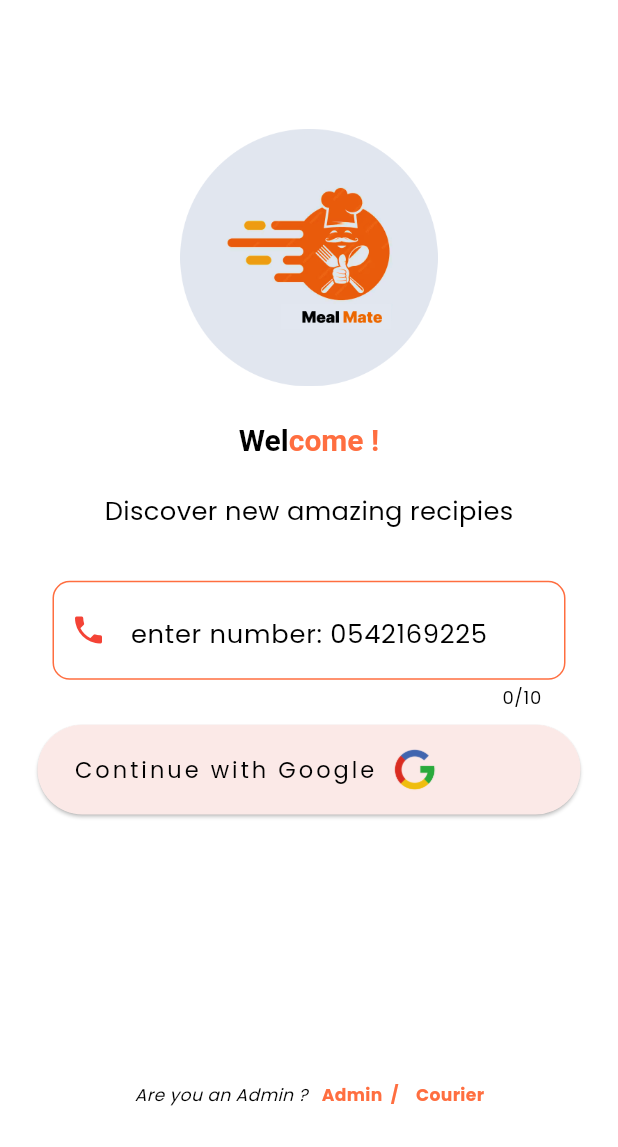
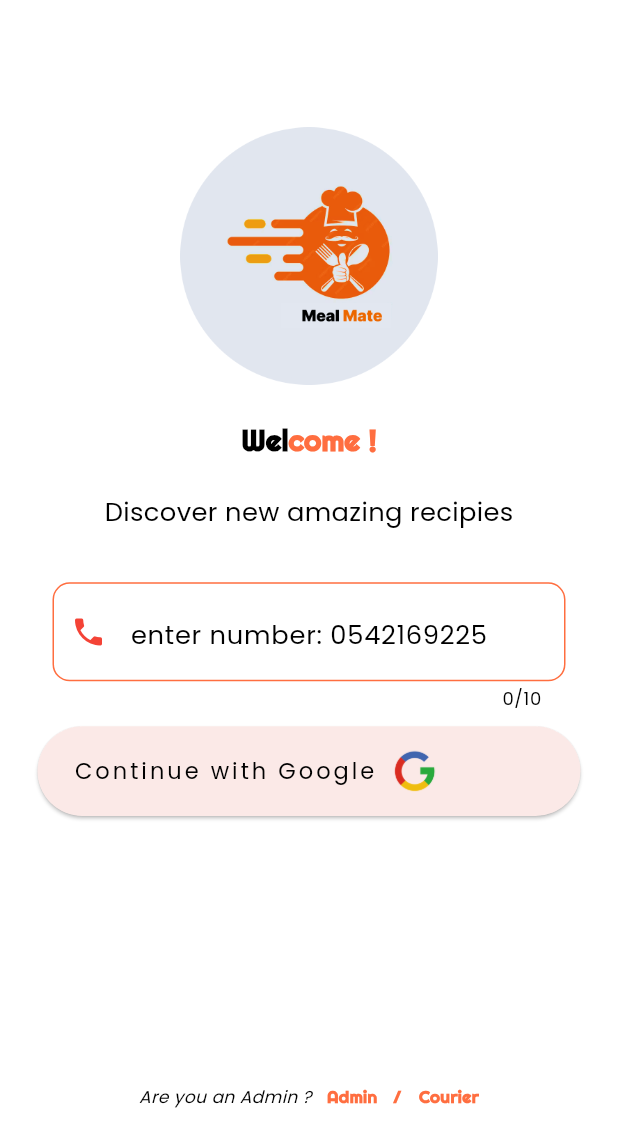
Before and after one commit to sekey01/MealMate, a Flutter app: the DetailedCard screen opened directly with empty values, after a tap on "Add to Favourite", after a tap on the "arrow back" icon, on a phone screen of 412 x 824 dp. Shown: the top 1147 px of the screen. Run offline on Flutter 3.47's test engine with Material 3 defaults, Android fonts, the phone set to English and light mode, and no system bars; our stand-ins replace another_carousel_pro, another_flutter_splash_screen, card_loading, cloud_firestore, connectivity_plus, firebase_auth and 10 more; missing offline and left inert: easy_url_launcher; accounts and stored records are empty.

Commit message:
ADDING SOME TOUCHES

```diff
--- a/lib/AdminPanel/Pages/adminlogin.dart
+++ b/lib/AdminPanel/Pages/adminlogin.dart
@@ -103,6 +103,7 @@
                           'Admin Login',
                           style: TextStyle(
                               fontSize: 25,
+                              fontFamily: 'Righteous',
                               color: Colors.black87,
                               fontWeight: FontWeight.bold),
                         ),
--- a/lib/AdminPanel/Pages/uploads.dart
+++ b/lib/AdminPanel/Pages/uploads.dart
@@ -83,7 +83,7 @@
           return Center(
             child: Text(
               'ID: ${value.id}',
-              style: TextStyle(fontWeight: FontWeight.bold, fontSize: 15, color: Colors.blueGrey),
+              style: TextStyle(fontWeight: FontWeight.bold, fontSize: 15, color: Colors.blueGrey, fontFamily: 'Righteous',),
             ),
           );
         }),
--- a/lib/Courier/courierLogin.dart
+++ b/lib/Courier/courierLogin.dart
@@ -77,8 +77,8 @@
     backgroundColor: Colors.white,
     title: RichText(text: TextSpan(
     children: [
-    TextSpan(text: "Courier", style: TextStyle(color: Colors.black, fontSize: 20.spMin,fontWeight: FontWeight.bold)),
-    TextSpan(text: "Verification", style: TextStyle(color: Colors.deepOrangeAccent, fontSize: 20.spMin,fontWeight: FontWeight.bold)),
+    TextSpan(text: "Courier", style: TextStyle(color: Colors.black, fontSize: 20.spMin,fontWeight: FontWeight.bold,fontFamily: 'Righteous',)),
+    TextSpan(text: "Verification", style: TextStyle(color: Colors.deepOrangeAccent, fontSize: 20.spMin,fontWeight: FontWeight.bold,fontFamily: 'Righteous',)),
     ]
     )),
     centerTitle: true,
@@ -149,7 +149,7 @@
                             ///
                             CourierIdController.clear();
                           },
-                          child: Text(' Verify Id ',style: TextStyle(fontSize: 20.sp,fontWeight: FontWeight.bold,color: Colors.white),),
+                          child: Text(' Verify Id ',style: TextStyle(fontSize: 20.sp,fontWeight: FontWeight.bold,color: Colors.white,fontFamily: 'Righteous',letterSpacing: 2),),
                         )
 
 
--- a/lib/Courier/trackbuyer.dart
+++ b/lib/Courier/trackbuyer.dart
@@ -35,8 +35,8 @@
           backgroundColor: Colors.white,
     title: RichText(text: TextSpan(
         children: [
-        TextSpan(text: "Tracking ", style: TextStyle(color: Colors.black, fontSize: 20.spMin,)),
-    TextSpan(text: "Buyer...", style: TextStyle(color: Colors.deepOrangeAccent, fontSize: 20.spMin,)),
+        TextSpan(text: "Tracking ", style: TextStyle(color: Colors.black, fontSize: 20.sp,fontFamily: 'Righteous',)),
+    TextSpan(text: "Buyer...", style: TextStyle(color: Colors.deepOrangeAccent, fontSize: 20.sp,fontFamily: 'Righteous',)),
 
     ]
     )),
@@ -53,7 +53,7 @@
                child: Row(
                  children: [
                    Icon(Icons.phone, color: Colors.white,),
-                   Text('  Tap to call Receiver : ${widget.phoneNumber}  ', style: TextStyle(color: Colors.white,fontWeight: FontWeight.bold,fontSize: 10.sp),),
+                   Text('  Tap to call Receiver : 0${widget.phoneNumber}  ', style: TextStyle(color: Colors.white,fontWeight: FontWeight.bold,fontSize: 10.sp,fontFamily: 'Righteous',),),
                  ],
                ),
              ),
--- a/lib/components/mealmate.dart
+++ b/lib/components/mealmate.dart
@@ -17,8 +17,9 @@
             text: const TextSpan(
               text: ' Meal',
               style: TextStyle(
+                fontFamily: 'Righteous',
                 letterSpacing: 3,
-                fontSize: 20,
+                fontSize: 25,
                 color: Colors.black,
                 fontWeight: FontWeight.bold,
               ),
@@ -26,8 +27,10 @@
           ),
           RichText(
             text: TextSpan(
+
                 text: 'Mate 🍕 ',
                 style: TextStyle(
+                  fontFamily: 'Righteous',
                   letterSpacing: 3,
                   fontSize: 25,
                   color: Colors.deepOrangeAccent,
--- a/lib/pages/detail&checkout/detail.dart
+++ b/lib/pages/detail&checkout/detail.dart
@@ -442,7 +442,8 @@
                                   height: 25,
                                   child: Text(
                                     '  Okay  ',
-                                    style: TextStyle(color: Colors.deepOrange),
+                                    style: TextStyle(color: Colors.deepOrange,  fontFamily: 'Righteous',
+                                    ),
                                   ),
                                 ),
                                 onPressed: () => Navigator.pop(context),
@@ -647,8 +648,8 @@
                               ///
                               ///
                               Padding(padding: EdgeInsets.all(8),
-                                child: Text('Note:  Always make sure the map loads before you Order; '
-                                    'Tap on the Green Marker  on the Map to see the distance between you the the vendor is less than 15 Km before ordering ...',
+                                child: Text('Note:  Always make sure your location is set and accurate; '
+                                    'Tap on the Green Marker  on the Map to see the distance between you the the vendor is less than 30 Km before ordering ...',
                                   style: TextStyle(
                                       fontSize: 10.sp,
                                       color: Colors.red
@@ -658,27 +659,34 @@
                               Padding(
                                 padding: const EdgeInsets.all(18.0),
                                 child: TextField(
+                                  maxLines: 3,
                                   enableSuggestions: true,
                                   scrollPadding: EdgeInsets.all(8),
                                   scrollPhysics: BouncingScrollPhysics(),
                                   style: TextStyle(color: Colors.black),
                                   decoration: InputDecoration(
+                                    focusedBorder: OutlineInputBorder(
+                                      borderSide: BorderSide(
+                                        color: Colors.blueGrey.shade100,
+                                        style: BorderStyle.solid,
+                                      ),
+                                    ),
                                     enabledBorder: OutlineInputBorder(
                                       borderSide: BorderSide(
                                         color: Colors.blueGrey.shade100,
                                         style: BorderStyle.solid,
                                       ),
                                     ),
-                                    label: Text('Leave a message here ...'),
+                                    label: Text('Leave a message for Vendor/Courier ...'),
                                     labelStyle: TextStyle(
                                       color: Colors.blueGrey,
-                                      fontSize: 15.sp,
+                                      fontSize: 12.sp,
                                     ),
                                     filled: true,
                                     fillColor: Colors.grey.shade100,
-                                    hintText: 'Leave a message for Us / other details here... ',
+                                    hintText: ' - Leave a message for Us  or other details here...\n - Landmark\n - Delivery Instructions\n - etc',
                                     hintStyle: TextStyle(
-                                      color: Colors.black,
+                                      color: Colors.blueGrey.shade200,
                                       fontSize: 11.sp,
                                     ),
 
--- a/lib/pages/navpages/index.dart
+++ b/lib/pages/navpages/index.dart
@@ -136,8 +136,8 @@
         ],
         title: RichText(text: TextSpan(
           children: [
-            TextSpan(text: "Meal", style: TextStyle(color: Colors.black, fontSize: 20.spMin, fontWeight: FontWeight.bold)),
-            TextSpan(text: "Mate", style: TextStyle(color: Colors.deepOrangeAccent, fontSize: 20.spMin, fontWeight: FontWeight.bold)),
+            TextSpan(text: "Meal", style: TextStyle(color: Colors.black, fontSize: 20.spMin, fontWeight: FontWeight.bold,fontFamily: 'Righteous',)),
+            TextSpan(text: "Mate", style: TextStyle(color: Colors.deepOrangeAccent, fontSize: 20.spMin, fontWeight: FontWeight.bold,fontFamily: 'Righteous',)),
 
 
           ]
```
Also changed, not shown: lib/AdminPanel/Pages/Completed_Orders_Page.dart (+6 -9 lines), lib/AdminPanel/Pages/IncomingOrdersPage.dart (+5 -5 lines), lib/AdminPanel/Pages/adminHome.dart (+6 -4 lines), lib/AdminPanel/components/adminHorizontalCard.dart (+20 -14 lines), lib/Courier/courierInit.dart (+6 -6 lines), lib/pages/authpages/login.dart (+6 -3 lines), lib/pages/navpages/profile.dart (+9 -0 lines).
